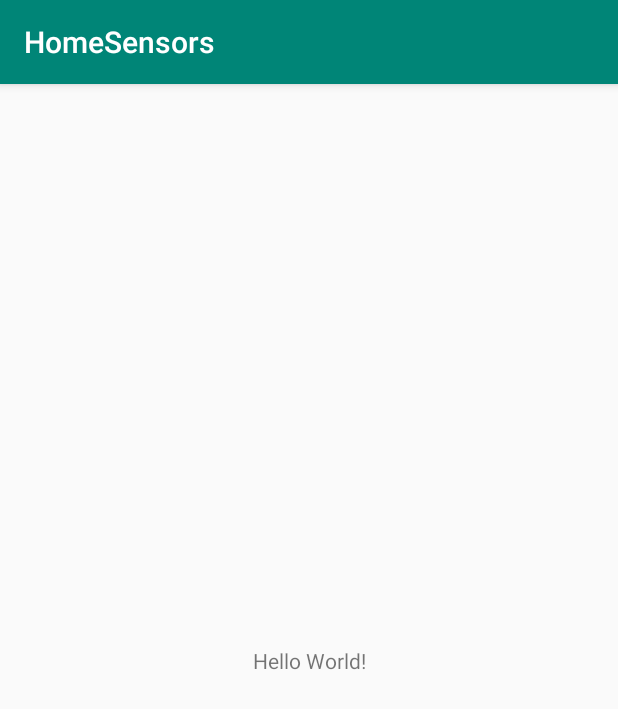
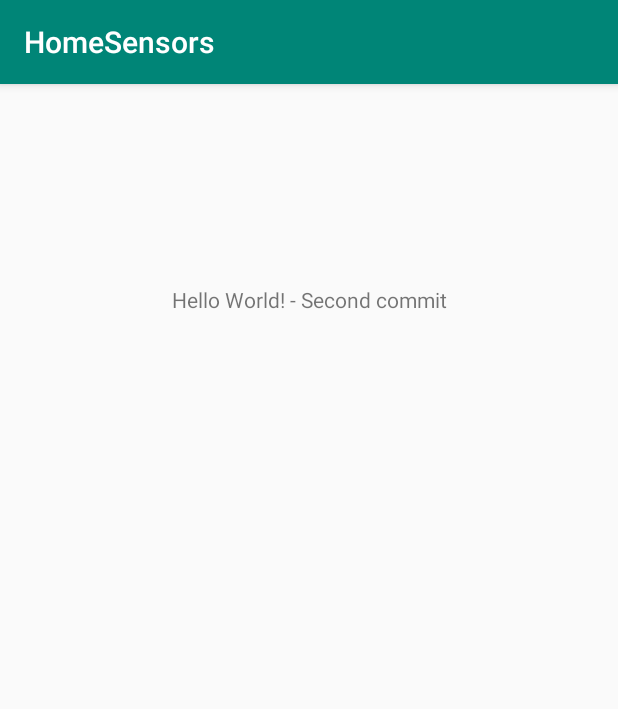
Before and after one commit to Founasek-ufo/AppOld, an Android app: the screen it shows after launch (MainActivity), on a phone screen of 412 x 824 dp. Shown: the top 709 px of the screen. Run offline under Robolectric (Android 15) with nearby library versions, the phone set to English and light mode, and no system bars.

Commit message:
Test commit - activity_main.xml

```diff
--- a/app/src/main/res/layout/activity_main.xml
+++ b/app/src/main/res/layout/activity_main.xml
@@ -10,10 +10,11 @@
     <TextView
             android:layout_width="wrap_content"
             android:layout_height="wrap_content"
-            android:text="Hello World!"
+            android:text="Hello World! - Second commit"
             app:layout_constraintBottom_toBottomOf="parent"
             app:layout_constraintLeft_toLeftOf="parent"
             app:layout_constraintRight_toRightOf="parent"
-            app:layout_constraintTop_toTopOf="parent"/>
+            app:layout_constraintTop_toTopOf="parent" android:layout_marginTop="8dp"
+            app:layout_constraintVertical_bias="0.17000002"/>
 
 </androidx.constraintlayout.widget.ConstraintLayout>
```
